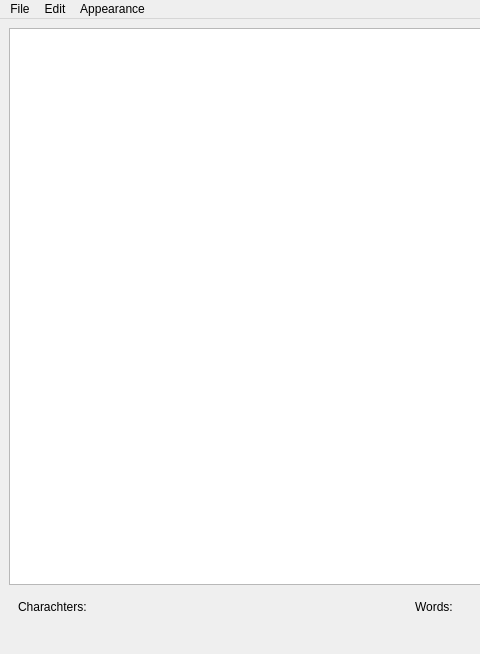
Qt form src/ui/main_window.ui (d1-create/TextEdit) before a commit; both pictures show x 0 to 480 and y 0 to 654 of the 823 by 654 pixel window.
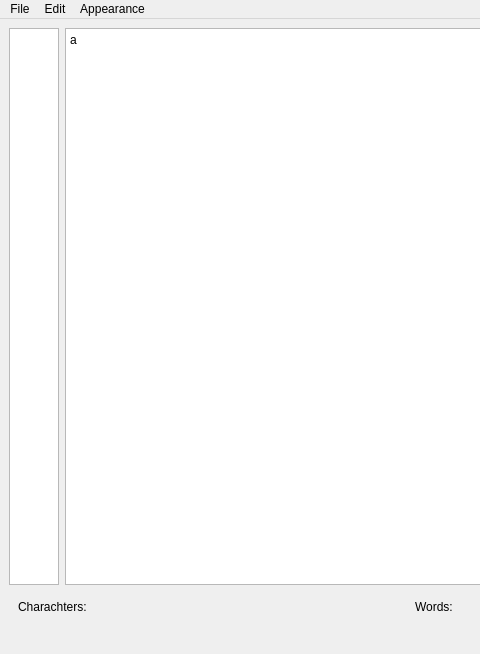
The same form after that commit.

Diff of the .ui file:
```diff
--- a/src/ui/main_window.ui
+++ b/src/ui/main_window.ui
@@ -16,7 +16,28 @@
   <widget class="QWidget" name="centralwidget">
    <layout class="QVBoxLayout" name="verticalLayout">
     <item>
-     <widget class="QTextEdit" name="TextInput"/>
+     <layout class="QHBoxLayout" name="InputTextContainer">
+      <item>
+       <widget class="QPlainTextEdit" name="LineNum">
+        <property name="maximumSize">
+         <size>
+          <width>50</width>
+          <height>16777215</height>
+         </size>
+        </property>
+        <property name="verticalScrollBarPolicy">
+         <enum>Qt::ScrollBarAlwaysOff</enum>
+        </property>
+       </widget>
+      </item>
+      <item>
+       <widget class="QPlainTextEdit" name="InputText">
+        <property name="plainText">
+         <string>a</string>
+        </property>
+       </widget>
+      </item>
+     </layout>
     </item>
     <item>
      <widget class="QWidget" name="Infobar" native="true">
```
